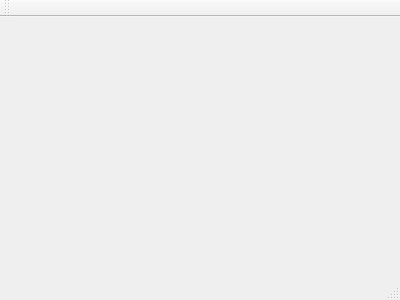
Above: mainwindow.ui from yasha1212/CourseProject-3sem before the change. Below: the same form after it.
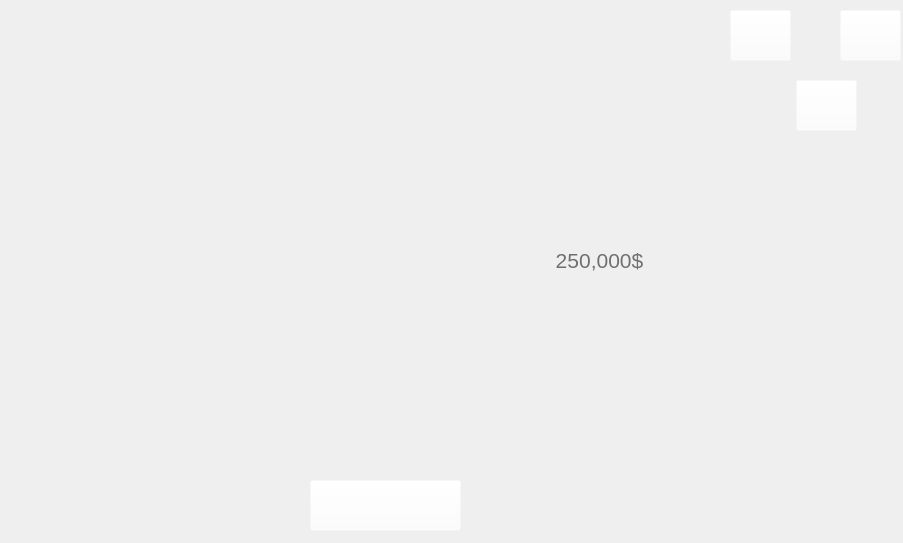
That is the form after the change. Icons and pictures are not drawn.

Commit message: Adding primary graphic

```diff
--- a/mainwindow.ui
+++ b/mainwindow.ui
@@ -1,24 +1,163 @@
 <ui version="4.0">
  <class>MainWindow</class>
- <widget class="QMainWindow" name="MainWindow" >
-  <property name="geometry" >
+ <widget class="QMainWindow" name="MainWindow">
+  <property name="geometry">
    <rect>
     <x>0</x>
     <y>0</y>
-    <width>400</width>
-    <height>300</height>
+    <width>903</width>
+    <height>543</height>
    </rect>
   </property>
-  <property name="windowTitle" >
-   <string>MainWindow</string>
+  <property name="font">
+   <font>
+    <family>Leelawadee UI</family>
+    <pointsize>10</pointsize>
+   </font>
   </property>
-  <widget class="QMenuBar" name="menuBar" />
-  <widget class="QToolBar" name="mainToolBar" />
-  <widget class="QWidget" name="centralWidget" />
-  <widget class="QStatusBar" name="statusBar" />
+  <property name="windowTitle">
+   <string>MyWallet</string>
+  </property>
+  <property name="styleSheet">
+   <string notr="true">background-image: url(:/graphics/graphics/background.png);</string>
+  </property>
+  <property name="toolButtonStyle">
+   <enum>Qt::ToolButtonIconOnly</enum>
+  </property>
+  <property name="documentMode">
+   <bool>false</bool>
+  </property>
+  <widget class="QWidget" name="centralWidget">
+   <property name="sizePolicy">
+    <sizepolicy hsizetype="Fixed" vsizetype="Fixed">
+     <horstretch>0</horstretch>
+     <verstretch>0</verstretch>
+    </sizepolicy>
+   </property>
+   <property name="minimumSize">
+    <size>
+     <width>902</width>
+     <height>542</height>
+    </size>
+   </property>
+   <property name="maximumSize">
+    <size>
+     <width>902</width>
+     <height>542</height>
+    </size>
+   </property>
+   <widget class="QPushButton" name="bClose">
+    <property name="geometry">
+     <rect>
+      <x>840</x>
+      <y>10</y>
+      <width>61</width>
+      <height>51</height>
+     </rect>
+    </property>
+    <property name="styleSheet">
+     <string notr="true">background-image: url(:/graphics/graphics/quit.png);
+background-color: rgba(255, 255, 255, 0);</string>
+    </property>
+    <property name="text">
+     <string/>
+    </property>
+   </widget>
+   <widget class="QPushButton" name="bSettings">
+    <property name="geometry">
+     <rect>
+      <x>730</x>
+      <y>10</y>
+      <width>61</width>
+      <height>51</height>
+     </rect>
+    </property>
+    <property name="autoFillBackground">
+     <bool>false</bool>
+    </property>
+    <property name="styleSheet">
+     <string notr="true">background-image: url(:/graphics/graphics/settings.png);
+background-color: rgba(255, 255, 255, 0);</string>
+    </property>
+    <property name="text">
+     <string/>
+    </property>
+   </widget>
+   <widget class="QPushButton" name="bStats">
+    <property name="geometry">
+     <rect>
+      <x>796</x>
+      <y>80</y>
+      <width>61</width>
+      <height>51</height>
+     </rect>
+    </property>
+    <property name="styleSheet">
+     <string notr="true">background-color: rgba(255, 255, 255, 0);
+background-image: url(:/graphics/graphics/stats.png);</string>
+    </property>
+    <property name="text">
+     <string/>
+    </property>
+   </widget>
+   <widget class="QPushButton" name="bAdd">
+    <property name="geometry">
+     <rect>
+      <x>310</x>
+      <y>480</y>
+      <width>151</width>
+      <height>51</height>
+     </rect>
+    </property>
+    <property name="styleSheet">
+     <string notr="true">QPushButton#bAdd {	
+	background-image: url(:/graphics/graphics/bNew.png);
+	background-color: rgba(255, 255, 255, 0);
+}
+QPushButton#bAdd :hover{	
+	background-image: url(:/graphics/graphics/bNewW.png);
+	background-color: rgba(255, 255, 255, 0);
+}
+QPushButton#bAdd :pressed{	
+	background-image: url(:/graphics/graphics/bNewW.png);
+	background-color: rgba(255, 255, 255, 0);
+}
+</string>
+    </property>
+    <property name="text">
+     <string/>
+    </property>
+   </widget>
+   <widget class="QLabel" name="laTotal">
+    <property name="geometry">
+     <rect>
+      <x>460</x>
+      <y>220</y>
+      <width>279</width>
+      <height>81</height>
+     </rect>
+    </property>
+    <property name="font">
+     <font>
+      <family>Leelawadee UI</family>
+      <pointsize>16</pointsize>
+     </font>
+    </property>
+    <property name="styleSheet">
+     <string notr="true">background-image: url(:/graphics/graphics/total.png);
+background-color: rgba(255, 255, 255, 0);
+color: rgb(112, 112, 112);</string>
+    </property>
+    <property name="text">
+     <string>250,000$</string>
+    </property>
+    <property name="alignment">
+     <set>Qt::AlignCenter</set>
+    </property>
+   </widget>
+  </widget>
  </widget>
- <layoutDefault spacing="6" margin="11" />
- <pixmapfunction></pixmapfunction>
+ <layoutdefault spacing="6" margin="11"/>
  <resources/>
  <connections/>
 </ui>
```
Left out of the diff: 1 changed line with no effect on the pictures. The commit also changes 16 other files.
